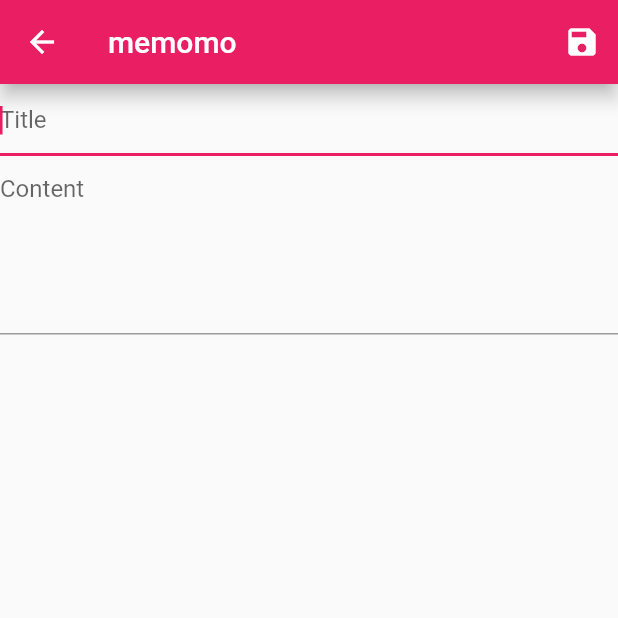
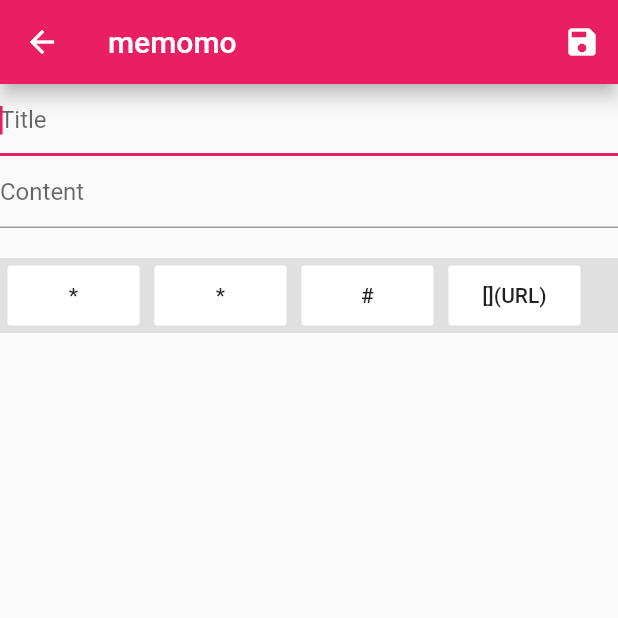
Before and after one commit to YusukeSuzuki1213/Memomo, a Flutter app: the screen it shows after launch, after a tap on the "add" icon, on a phone screen of 412 x 824 dp, the top half of it. Run offline on Flutter 3.47's test engine with Material 2 defaults, Android fonts, the phone set to English and light mode, and no system bars; network calls fail.

Commit message:
add markdown button

```diff
--- a/lib/create.dart
+++ b/lib/create.dart
@@ -36,7 +36,7 @@ class CreatePageState extends EditCreatePageState {
             ]
         ),
 
-        body:new Column(
+        body:new ListView(
           children: <Widget>[
             new TextField(
               autofocus: true,
@@ -48,9 +48,51 @@ class CreatePageState extends EditCreatePageState {
             new TextField(
               controller: contentController,
               maxLengthEnforced: false,
-              maxLines: 5,
+              maxLines: null,
               decoration: new InputDecoration(
                 hintText: 'Content',
+              ),
+            ),
+            new Container(
+              margin: new EdgeInsets.symmetric(vertical: 20.0),
+              height: 50.0,
+              color: Colors.grey[300],
+              child: new ListView(
+                scrollDirection: Axis.horizontal,
+                children: <Widget>[
+                  new Padding(
+                    padding: const EdgeInsets.all(5.0),
+                    child: new FlatButton(
+                      onPressed:(){print("fdsaf");},
+                      child: new Text('*'),
+                      color: Colors.white,
+                    ),
+                  ),
+                  new Padding(
+                    padding: const EdgeInsets.all(5.0),
+                    child: new FlatButton(
+                      onPressed:(){print("fdsaf");},
+                      child: new Text('*'),
+                      color: Colors.white,
+                    ),
+                  ),
+                  new Padding(
+                    padding: const EdgeInsets.all(5.0),
+                    child: new FlatButton(
+                      onPressed:(){print("fdsaf");},
+                      child: new Text('#'),
+                      color: Colors.white,
+                    ),
+                  ),
+                  new Padding(
+                    padding: const EdgeInsets.all(5.0),
+                    child: new FlatButton(
+                      onPressed:(){print("fdsaf");},
+                      child: new Text('[](URL)'),
+                      color: Colors.white,
+                    ),
+                  ),
+                ],
               ),
             ),
           ],
--- a/lib/main.dart
+++ b/lib/main.dart
@@ -2,7 +2,6 @@ import 'package:flutter/material.dart';
 import 'package:flutter/services.dart';
 import 'package:memomo/create.dart';
 import 'package:memomo/edit.dart';
-import 'package:memomo/list_tile_with_id.dart';
 import 'package:memomo/http.dart';
 import 'dart:async';
 
@@ -10,7 +9,7 @@ import 'dart:async';
 class _MyHomePageState extends State<MyHomePage> with WidgetsBindingObserver {
   final GlobalKey<ScaffoldState> _mainPageScaffoldKey = new GlobalKey<ScaffoldState>();
   final GlobalKey<RefreshIndicatorState> _refreshIndicatorKey = new GlobalKey<RefreshIndicatorState>();
-  List<ListTileWithId> _list = new List<ListTileWithId>();
+  List<ListTile> _list = new List<ListTile>();
 
   @override
   void initState() {
@@ -25,12 +24,11 @@ class _MyHomePageState extends State<MyHomePage> with WidgetsBindingObserver {
     super.dispose();
   }
 
-
   void  _makeMemoList() async{
-    List<ListTileWithId> result = new List<ListTileWithId>();
+    List<ListTile> result = new List<ListTile>();
     var memoData = await getMemo();
     for (var item in memoData) {
-      result.add(new ListTileWithId(
+      result.add(new ListTile(
         title: new Text(item["title"],
             style: new TextStyle(fontWeight: FontWeight.w500, fontSize: 20.0)),
         subtitle: new Text(item["content"]),
@@ -102,10 +100,10 @@ class _MyHomePageState extends State<MyHomePage> with WidgetsBindingObserver {
           new SimpleDialogOption(
             onPressed: () {
               deleteMemo(id);
-              Navigator.of(context).pop();
               var result = _list;
               result.removeAt(index);
               setState(() {_list = result;});
+              Navigator.of(context).pop();
 
             },
             child: const Text('Delete',
```
Also changed, not shown: lib/list_tile_with_id.dart (deleted, +0 -43 lines).
